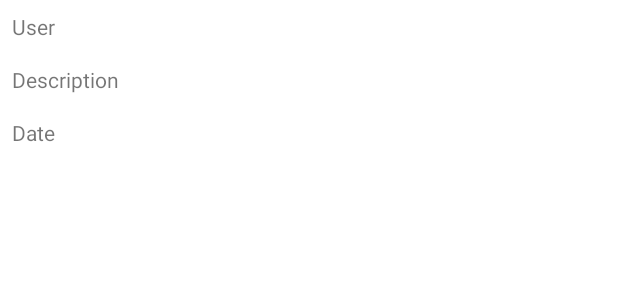
After one commit to BarrenWolfsbane/BAINSocial, an Android app: the layout recycler_posts.xml on its own in the app's theme, with its tools: preview values and no code run, on a phone screen of 412 x 824 dp. The commit adds this screen. Shown: the top 300 px of the screen. Run offline under Robolectric (Android 15) with nearby library versions, the phone set to English and light mode, and no system bars.

Commit message:
Implemented a simple RecyclerView to query all the local Posts
Signed-off-by: Fruit-Punch-Samurai <58863987+Fruit-Punch-Samurai@users.noreply.github.com>

```diff
--- /dev/null
+++ b/app/src/main/res/layout/recycler_posts.xml
@@ -0,0 +1,42 @@
+<?xml version="1.0" encoding="utf-8"?>
+<layout xmlns:android="http://schemas.android.com/apk/res/android"
+    xmlns:tools="http://schemas.android.com/tools">
+
+    <data>
+
+        <variable
+            name="post"
+            type="tv.bain.bainsocial.datatypes.Post" />
+    </data>
+
+    <LinearLayout
+        android:layout_width="match_parent"
+        android:layout_height="wrap_content"
+        android:orientation="vertical">
+
+        <TextView
+            android:id="@+id/username"
+            android:layout_width="match_parent"
+            android:layout_height="wrap_content"
+            android:layout_margin="8dp"
+            android:text="@{post.uid}"
+            tools:text="User" />
+
+        <TextView
+            android:id="@+id/description"
+            android:layout_width="match_parent"
+            android:layout_height="wrap_content"
+            android:layout_margin="8dp"
+            android:text="@{post.text}"
+            tools:text="Description" />
+
+        <TextView
+            android:id="@+id/date"
+            android:layout_width="match_parent"
+            android:layout_height="wrap_content"
+            android:layout_margin="8dp"
+            android:text="@{String.valueOf(post.timeCreated)}"
+            tools:text="Date" />
+
+    </LinearLayout>
+</layout>
```
Also changed, not shown: app/src/main/java/tv/bain/bainsocial/adapters/PostsAdapter.java (added, +53 -0 lines), app/src/main/java/tv/bain/bainsocial/backend/DBManager.java (+23 -9 lines), app/src/main/java/tv/bain/bainsocial/backend/DatabaseHelper.java (+53 -32 lines), app/src/main/java/tv/bain/bainsocial/datatypes/Post.java (+66 -60 lines), app/src/main/java/tv/bain/bainsocial/fragments/HomeFrag.java (+13 -0 lines), app/src/main/java/tv/bain/bainsocial/fragments/PostCreateFrag.java (+36 -34 lines), app/src/main/java/tv/bain/bainsocial/viewmodels/PostCreateViewModel.java (+49 -0 lines), app/src/main/res/layout/home_fragment.xml (+4 -10 lines), app/src/main/res/layout/post_create_fragment.xml (+20 -4 lines).
